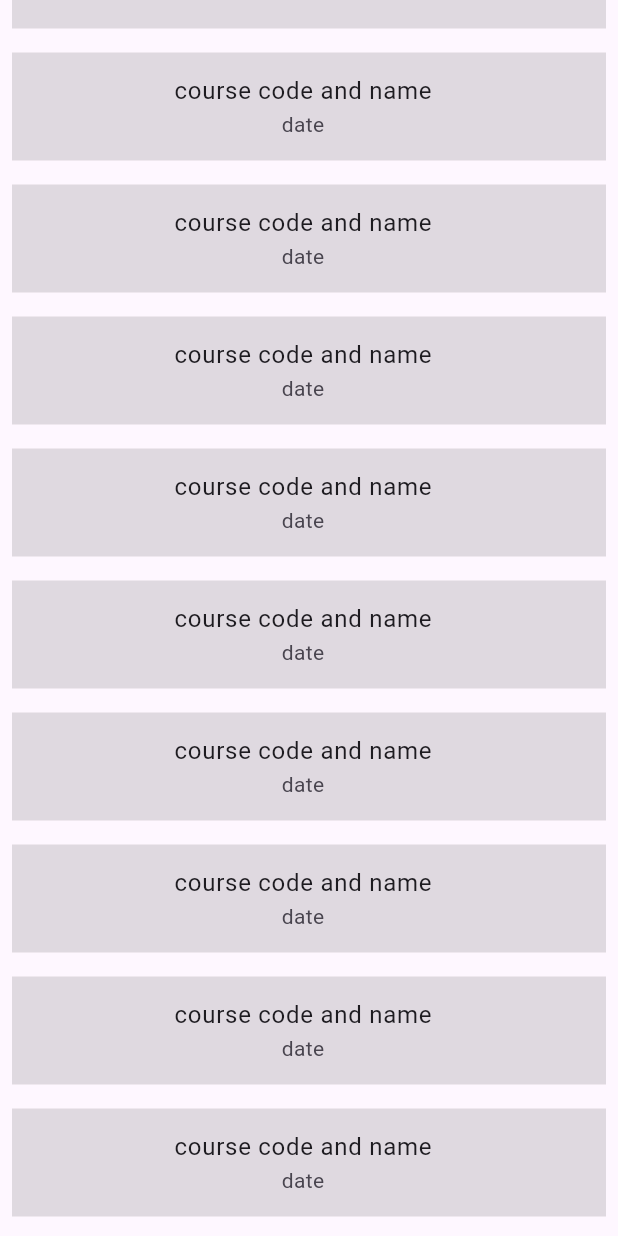
After one commit to betlsanli/enhanced_course_feedback_system, a Flutter app: the TeacherDashboard screen opened directly, scrolled down 576 dp, after a tap on "course code and name", on a phone screen of 412 x 824 dp. The commit adds this screen. Run offline on Flutter 3.47's test engine with Material 3 defaults, Android fonts, the phone set to English and light mode, and no system bars; our stand-ins replace after_layout, flutter_dotenv, supabase_flutter; accounts and stored records are empty.

```diff
--- a/lib/constants.dart
+++ b/lib/constants.dart
@@ -14,7 +14,7 @@ final appTheme = ThemeData.light().copyWith(
   primaryColorDark: Colors.indigo,
   appBarTheme:  AppBarTheme(
     elevation: 0,
-    backgroundColor: Colors.indigo.shade200,
+    backgroundColor: Colors.indigo.shade300,
     iconTheme: const IconThemeData(color: Colors.black),
     titleTextStyle: const TextStyle(
       color: Colors.black,
--- /dev/null
+++ b/lib/pages/TeacherDashboard.dart
@@ -0,0 +1,79 @@
+import 'dart:async';
+
+import 'package:flutter/material.dart';
+import 'package:enhanced_course_feedback_system/data/RequestFormUtils.dart';
+import 'package:after_layout/after_layout.dart';
+
+class TeacherDashboard extends StatefulWidget {
+  const TeacherDashboard({super.key});
+
+  @override
+  State<TeacherDashboard> createState() => _TeacherDashboardState();
+}
+
+class _TeacherDashboardState extends State<TeacherDashboard> with AfterLayoutMixin<TeacherDashboard>{
+
+  late List<Map<String, dynamic>>? list;
+
+  @override
+  Future<void> afterFirstLayout(BuildContext context) async {
+    list = await fetchSummariesList();
+  }
+
+  Future<void> refresh()async {
+    list = await fetchSummariesList();
+  }
+
+  @override
+  Widget build(BuildContext context) {
+    return Scaffold(
+
+      body: RefreshIndicator(
+        onRefresh: refresh,
+        edgeOffset: 75,
+
+        child: CustomScrollView(
+          slivers: <Widget>[
+
+            SliverAppBar(
+              expandedHeight: 75.0,
+              backgroundColor: Colors.indigo.shade100,
+              flexibleSpace: FlexibleSpaceBar(
+
+              ),
+            ),
+
+            // SliverPadding(
+            //   padding: EdgeInsets.all(8.0),
+            // ),
+
+            SliverList(
+
+              delegate: SliverChildBuilderDelegate(
+                    (_, int index) {
+                  return Container(
+                    //color: index.isOdd ? Colors.white : Colors.black12,
+                    padding: const EdgeInsets.all(8.0),
+                    child: ListTile(
+
+                      title: Center(child: Text('course code and name')),
+                      subtitle: Center(child: Text("date")),
+                      tileColor: Colors.black12,
+                      onTap: (){},
+                    ),
+                  );
+                },
+                childCount: 20,
+              ),
+            ),
+
+          ],
+
+
+        ),
+      ),
+    );
+  }
+
+
+}
```
Also changed, not shown: lib/data/UserUtils.dart (added, +20 -0 lines), lib/pages/AdminDashboard.dart (added, +15 -0 lines), lib/pages/LandingPage.dart (+36 -19 lines).
